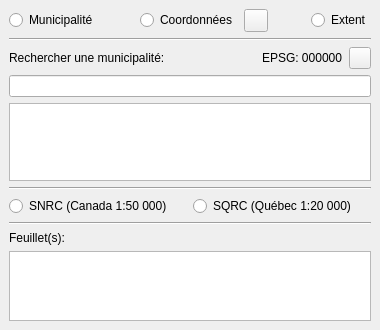
This is qc_sqrc_snrc_dockwidget_base.ui in patrice-geo/SNRC-SQRC as Qt 5 draws it before an edit. The edited form follows.
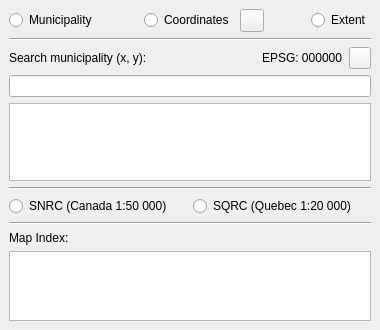
This is the edited form. Icons and pictures are not drawn.

Patch:
```diff
--- a/qc_sqrc_snrc_dockwidget_base.ui
+++ b/qc_sqrc_snrc_dockwidget_base.ui
@@ -33,7 +33,7 @@
       <item>
        <widget class="QLabel" name="feuilLabel">
         <property name="text">
-         <string>Feuillet(s):</string>
+         <string>Map Index:</string>
         </property>
        </widget>
       </item>
@@ -74,7 +74,7 @@
            <string>Recherche par municipalité</string>
           </property>
           <property name="text">
-           <string>Municipalité</string>
+           <string>Municipality</string>
           </property>
           <attribute name="buttonGroup">
            <string notr="true">buttonGroup</string>
@@ -100,7 +100,7 @@
            <string>Recherche par coordonnées</string>
           </property>
           <property name="text">
-           <string>Coordonnées</string>
+           <string>Coordinates</string>
           </property>
           <attribute name="buttonGroup">
            <string notr="true">buttonGroup</string>
@@ -170,7 +170,7 @@
            </size>
           </property>
           <property name="text">
-           <string>Rechercher une municipalité:</string>
+           <string>Search municipality (x, y):</string>
           </property>
          </widget>
         </item>
@@ -272,7 +272,7 @@
       <item>
        <widget class="QRadioButton" name="SQRCRadioButton">
         <property name="text">
-         <string>SQRC (Québec 1:20 000)</string>
+         <string>SQRC (Quebec 1:20 000)</string>
         </property>
         <attribute name="buttonGroup">
          <string notr="true">buttonGroup_2</string>
```
Left out of the diff: 2 changed lines with no effect on the pictures.
